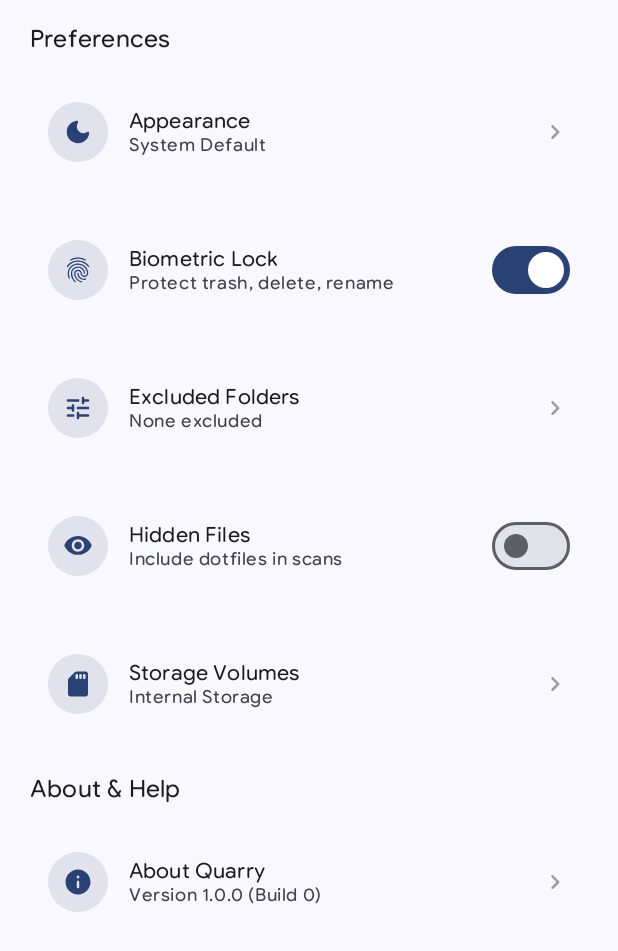
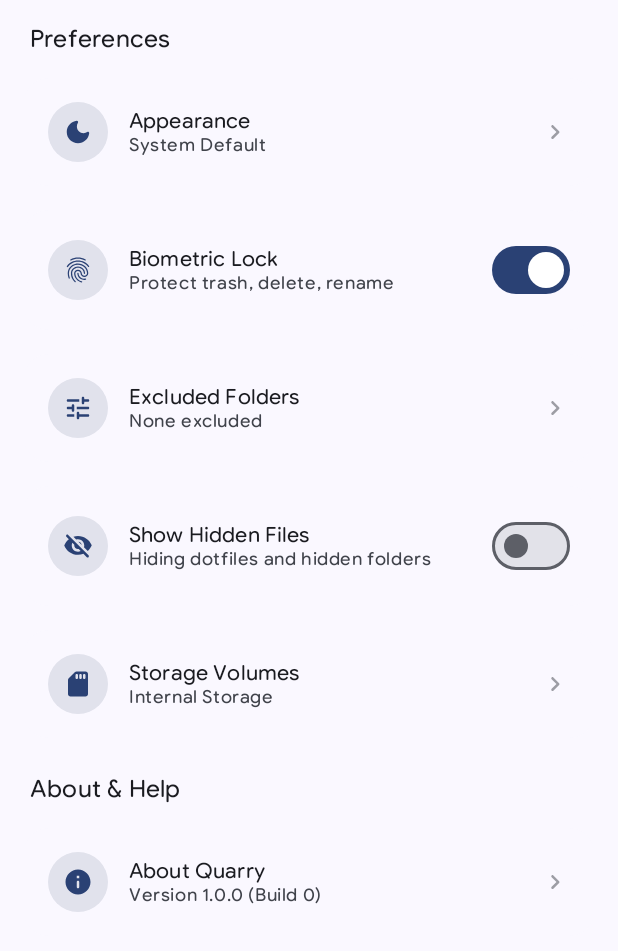
Before and after one commit to tanvirr007/quarry-app, an Android app built with Jetpack Compose: the composable SettingsScreen shown on its own in the app's theme, on a phone screen of 412 x 824 dp. Shown: the top 951 px of the screen. Run offline under Robolectric (Android 15) with nearby library versions, the light colour scheme and no system bars.

Commit message:
refactor: clarify hidden files setting
- Rename Hidden Files setting title to Show Hidden Files.
- Add dynamic subtitle indicating shown or hidden dotfile state.
- Toggle between Visibility and VisibilityOff icons dynamically.

----------------------------------------
TEST:
- Verified Show Hidden Files switch toggles between visibility icons.
- Verified dynamic subtitle updates immediately when toggled on and off.
----------------------------------------
Change-Id: I4e8a1d7c3b9f2e5a0c6d8b1f4a7c2e9d5b3f0a6c

Signed-off-by: tanvirr007 <43490582+tanvirr007@users.noreply.github.com>

```diff
--- a/app/src/main/java/app/quarry/tanvir/info/ui/settings/SettingsScreen.kt
+++ b/app/src/main/java/app/quarry/tanvir/info/ui/settings/SettingsScreen.kt
@@ -24,6 +24,7 @@ import androidx.compose.material.icons.rounded.Info
 import androidx.compose.material.icons.rounded.SdStorage
 import androidx.compose.material.icons.rounded.Tune
 import androidx.compose.material.icons.rounded.Visibility
+import androidx.compose.material.icons.rounded.VisibilityOff
 import androidx.compose.material3.AlertDialog
 import androidx.compose.material3.Card
 import androidx.compose.material3.CardDefaults
@@ -149,9 +150,9 @@ fun SettingsScreen(
 
         // 4. Hidden Files & Folders
         SettingsSwitchItem(
-            icon = Icons.Rounded.Visibility,
-            title = "Hidden Files",
-            subtitle = "Include dotfiles in scans",
+            icon = if (uiState.scanHiddenFiles) Icons.Rounded.Visibility else Icons.Rounded.VisibilityOff,
+            title = "Show Hidden Files",
+            subtitle = if (uiState.scanHiddenFiles) "Showing dotfiles and hidden folders" else "Hiding dotfiles and hidden folders",
             checked = uiState.scanHiddenFiles,
             onCheckedChange = { viewModel.setScanHiddenFiles(it) }
         )
```
